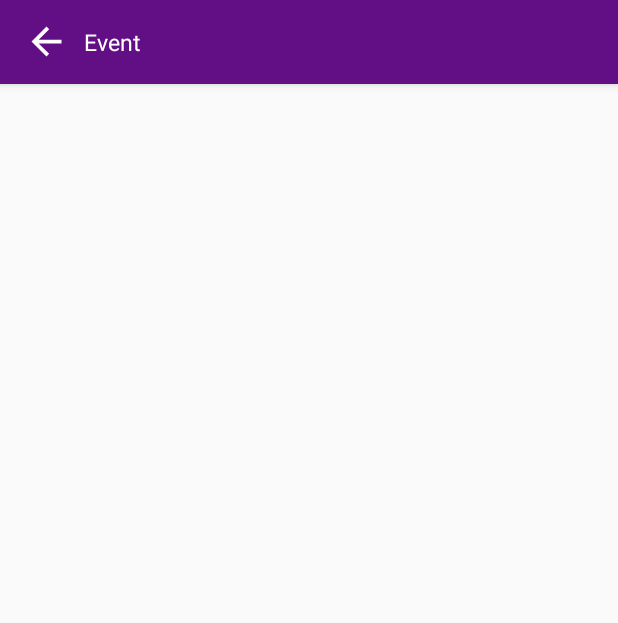
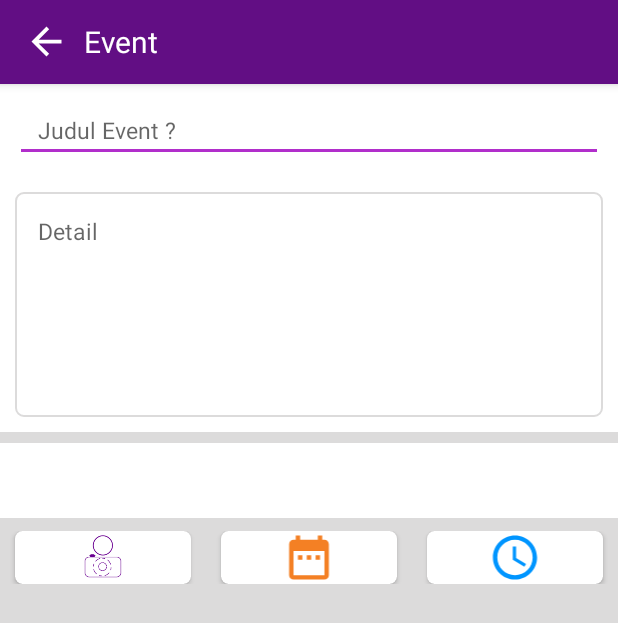
Before and after one commit to harloom/EVPA, an Android app: the PostEventFormActivity screen opened directly, with no data from a screen before it, on a phone screen of 412 x 824 dp. Shown: the top 623 px of the screen. Run offline under Robolectric (Android 15) with nearby library versions, the phone set to English and light mode, and no system bars.

Commit message:
Form Post Event Build 40%

```diff
--- a/app/src/main/java/com/example/hx_loom/evpa/MainActivity.java
+++ b/app/src/main/java/com/example/hx_loom/evpa/MainActivity.java
@@ -1,5 +1,6 @@
 package com.example.hx_loom.evpa;
 
+import android.content.Intent;
 import android.content.res.ColorStateList;
 import android.graphics.Color;
 import android.os.Bundle;
@@ -132,6 +133,10 @@ public class MainActivity extends AppCompatActivity {
         if (mAuth.getCurrentUser() == null) {
            loginShow();
 
+        }else{
+            Intent showFormPost = new Intent(view.getContext(),PostEventFormActivity.class);
+            startActivity(showFormPost);
+
         }
 
 
@@ -139,6 +144,8 @@ public class MainActivity extends AppCompatActivity {
     private void loginShow(){
         login.show(fragmentManagerLogin, "Login");
     }
+
+
 
 
     private void toastMessage(String s) {
--- a/app/src/main/java/com/example/hx_loom/evpa/PostEventFormActivity.java
+++ b/app/src/main/java/com/example/hx_loom/evpa/PostEventFormActivity.java
@@ -13,6 +13,11 @@ public class PostEventFormActivity extends AppCompatActivity {
     }
 
     public void backMenu(View view) {
-        isFinishing();
+        finish();
+    }
+
+    @Override
+    public boolean isDestroyed() {
+        return super.isDestroyed();
     }
 }
--- /dev/null
+++ b/app/src/main/res/drawable/background_textinput_stroke.xml
@@ -0,0 +1,18 @@
+<?xml version="1.0" encoding="utf-8"?>
+<selector xmlns:android="http://schemas.android.com/apk/res/android">
+
+        <item android:state_focused="false">
+            <shape>
+                <stroke android:width="1dp" android:color="@color/colorSilver" />
+                <corners android:radius="5dp" />
+            </shape>
+        </item>
+
+        <item android:state_focused="true">
+            <shape>
+                <stroke android:width="2dp" android:color="@color/oneesan" />
+                <corners android:radius="5dp" />
+            </shape>
+        </item>
+
+</selector>
--- a/app/src/main/res/layout/activity_post_event_form.xml
+++ b/app/src/main/res/layout/activity_post_event_form.xml
@@ -4,7 +4,9 @@
     xmlns:tools="http://schemas.android.com/tools"
     android:layout_width="match_parent"
     android:layout_height="match_parent"
+    android:background="@color/colorSilver"
     tools:context=".PostEventFormActivity">
+
     <android.support.design.widget.AppBarLayout
         android:id="@+id/appbar_post"
         android:layout_width="match_parent"
@@ -32,7 +34,7 @@
                 android:paddingLeft="10dp"
                 android:text="Event"
                 android:textColor="@color/white"
-                android:textSize="15sp" />
+                android:textSize="20sp" />
         </android.support.v7.widget.Toolbar>
 
     </android.support.design.widget.AppBarLayout>
@@ -41,11 +43,145 @@
         android:layout_width="match_parent"
         android:layout_height="wrap_content"
         android:layout_below="@id/appbar_post">
-        <LinearLayout
+
+
+        <RelativeLayout
             android:layout_width="match_parent"
-            android:layout_height="wrap_content">
+            android:layout_height="match_parent"
 
-        </LinearLayout>
+            >
+
+            <LinearLayout
+                android:id="@+id/linerformPost"
+                android:layout_width="match_parent"
+                android:layout_height="wrap_content"
+                android:background="@color/white"
+                android:orientation="vertical">
+
+                <android.support.design.widget.TextInputEditText
+                    android:id="@+id/post_judul"
+                    android:layout_width="match_parent"
+                    android:layout_height="wrap_content"
+                    android:layout_margin="10dp"
+                    android:layout_marginBottom="10dp"
+                    android:hint="Judul Event ?"
+                    android:inputType="text"
+                    android:paddingLeft="15dp"
+                    android:textSize="15sp" />
+
+                <android.support.design.widget.TextInputEditText
+                    android:id="@+id/post_detail"
+                    android:layout_width="match_parent"
+                    android:layout_height="150dp"
+                    android:layout_below="@id/post_judul"
+                    android:layout_margin="10dp"
+                    android:background="@drawable/background_textinput_stroke"
+                    android:gravity="top"
+                    android:hint="Detail"
+                    android:inputType="textMultiLine"
+                    android:overScrollMode="always"
+                    android:padding="15dp"
+                    android:scrollbarStyle="insideInset"
+                    android:scrollbars="vertical"
+                    android:textSize="15sp" />
+            </LinearLayout>
+
+            <LinearLayout
+                android:id="@+id/line_spinner"
+                android:layout_width="match_parent"
+                android:layout_height="wrap_content"
+                android:layout_below="@id/linerformPost"
+                android:layout_marginTop="2dp"
+                android:orientation="vertical">
+
+                <Spinner
+                    android:id="@+id/post_spinner"
+                    android:layout_width="match_parent"
+                    android:layout_height="50dp"
+                    android:layout_marginTop="5dp"
+                    android:layout_marginBottom="5dp"
+                    android:background="@color/white">
+
+                </Spinner>
+            </LinearLayout>
+
+            <LinearLayout
+                android:id="@+id/tool_post"
+                android:layout_width="match_parent"
+                android:layout_height="35dp"
+                android:layout_below="@id/line_spinner"
+                android:layout_marginTop="3dp"
+                android:orientation="horizontal">
+
+                <android.support.v7.widget.CardView
+                    android:layout_width="match_parent"
+                    android:layout_height="match_parent"
+                    android:layout_marginLeft="10dp"
+                    android:layout_marginRight="10dp"
+                    android:layout_weight="1"
+                    android:elevation="5dp"
+                    app:cardCornerRadius="5dp">
+
+                    <ImageView
+                        android:layout_width="match_parent"
+                        android:layout_height="match_parent"
+                        android:scaleType="fitCenter"
+                        android:src="@drawable/ic_camera" />
+                </android.support.v7.widget.CardView>
+
+                <android.support.v7.widget.CardView
+                    android:layout_width="match_parent"
+                    android:layout_height="match_parent"
+                    android:layout_marginLeft="10dp"
+                    android:layout_marginRight="10dp"
+                    android:layout_weight="1"
+                    android:elevation="5dp"
+                    app:cardCornerRadius="5dp">
+
+                    <ImageView
+                        android:layout_width="match_parent"
+                        android:layout_height="match_parent"
+                        app:srcCompat="@drawable/ic_date_draw" />
+                </android.support.v7.widget.CardView>
+
+                <android.support.v7.widget.CardView
+                    android:layout_width="match_parent"
+                    android:layout_height="match_parent"
+                    android:layout_marginLeft="10dp"
+                    android:layout_marginRight="10dp"
+                    android:layout_weight="1"
+                    android:elevation="5dp"
+                    app:cardCornerRadius="5dp">
+
+                    <ImageView
+                        android:layout_width="match_parent"
+                        android:layout_height="match_parent"
+                        app:srcCompat="@drawable/ic_access_time" />
+                </android.support.v7.widget.CardView>
+            </LinearLayout>
+
+
+            <LinearLayout
+                android:layout_width="match_parent"
+                android:layout_height="wrap_content"
+                android:layout_below="@id/tool_post"
+                android:layout_marginTop="10dp"
+                android:orientation="horizontal">
+
+                <android.support.v7.widget.RecyclerView
+                    android:id="@+id/recycler_viewImage"
+
+                    android:layout_width="match_parent"
+                    android:layout_height="0dp"
+                    android:layout_weight="1"
+                    android:background="@android:color/darker_gray"
+                    android:gravity="center"
+                    android:orientation="horizontal"
+                    android:padding="10dp" />
+            </LinearLayout>
+
+
+        </RelativeLayout>
 
 
     </android.support.v4.widget.NestedScrollView>
--- a/app/src/main/res/values/colors.xml
+++ b/app/src/main/res/values/colors.xml
@@ -2,7 +2,7 @@
 <resources>
     <color name="colorPrimary">#008577</color>
     <color name="colorPrimaryDark">#00574B</color>
-    <color name="colorAccent">#D81B60</color>
+    <color name="colorAccent">#B12ECB</color>
     <color name="colorSilver">#dcdbdb</color>
     <color name="white">#FFFFFF</color>
 
```
Also changed, not shown: app/src/main/ic_camera-web.png (added), app/src/main/res/drawable-mdpi/ic_camera.png (added), app/src/main/res/mipmap-hdpi/ic_camera.png (added), app/src/main/res/mipmap-mdpi/ic_camera.png (added), app/src/main/res/mipmap-xhdpi/ic_camera.png (added), app/src/main/res/mipmap-xxhdpi/ic_camera.png (added), app/src/main/res/mipmap-xxxhdpi/ic_camera.png (added), 25 other files.
